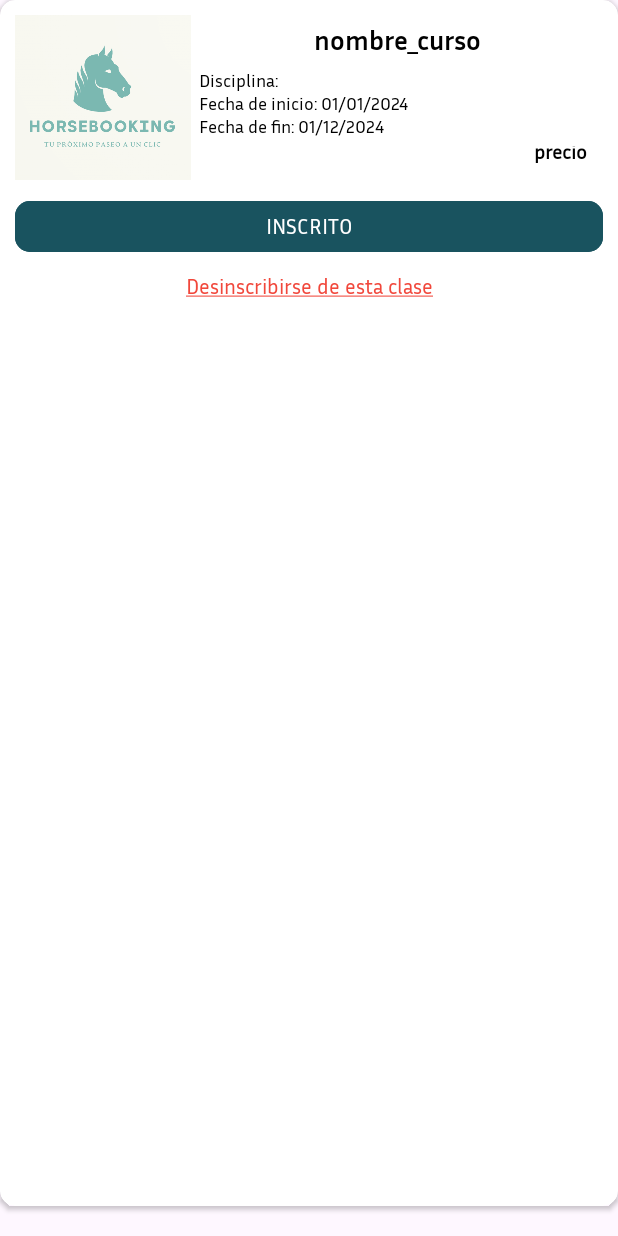
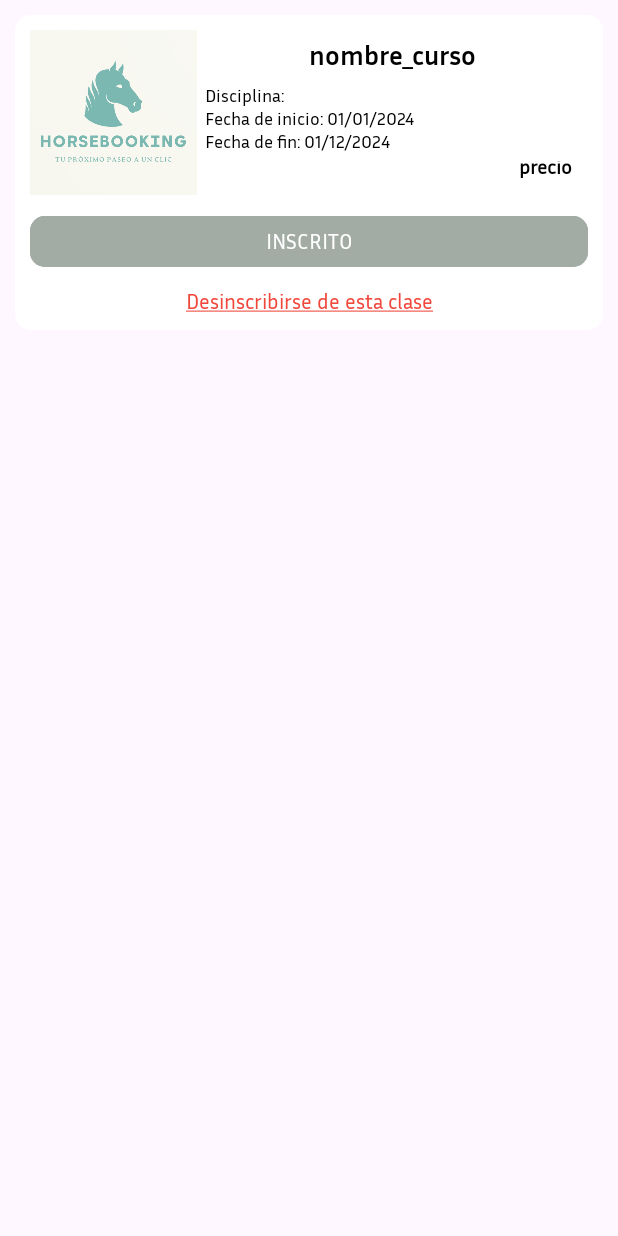
Before and after one commit to almudenaiparraguirre/HorseBookingMovil, an Android app: the layout reserva_item.xml on its own in the app's theme, with its tools: preview values and no code run, on a phone screen of 412 x 824 dp. Run offline under Robolectric (Android 15) with nearby library versions, the phone set to English and light mode, and no system bars.

Commit message:
Cambiado item reservas recyclerview

```diff
--- a/app/src/main/res/layout/reserva_item.xml
+++ b/app/src/main/res/layout/reserva_item.xml
@@ -8,15 +8,14 @@
     <androidx.cardview.widget.CardView
         android:id="@+id/contenedorItemRecycler"
         android:layout_width="match_parent"
-        android:layout_height="match_parent"
+        android:layout_height="wrap_content"
         app:cardCornerRadius="10dp"
         android:clickable="true"
         app:layout_constraintStart_toStartOf="parent"
         app:layout_constraintEnd_toEndOf="parent"
         app:layout_constraintTop_toTopOf="parent"
-        app:layout_constraintBottom_toBottomOf="parent"
-        android:focusable="true"
-        android:layout_marginBottom="20dp">
+        android:layout_margin="10dp"
+        android:focusable="true">
 
         <LinearLayout
             android:layout_width="match_parent"
@@ -127,10 +126,10 @@
                 android:id="@+id/btnInscribirse"
                 android:layout_width="match_parent"
                 android:layout_height="42dp"
+                android:text="Inscrito"
                 android:enabled="false"
-                android:backgroundTint="@color/fondoBoton"
+                android:backgroundTint="@color/fondoBotonInscrito"
                 android:drawableTint="@color/white"
-                android:text="Inscrito"
                 android:fontFamily="@font/inriasans_regular"
                 android:textAllCaps="true"
                 android:textColor="@color/white"
@@ -145,7 +144,8 @@
                 android:textAlignment="center"
                 android:text="@string/desinscribirse"
                 android:fontFamily="@font/inriasans_regular"
-                android:textColor="@color/rojo"/>
+                android:textColor="@color/rojo"
+                android:layout_marginBottom="10dp"/>
         </LinearLayout>
     </androidx.cardview.widget.CardView>
 
--- a/app/src/main/res/values/colors.xml
+++ b/app/src/main/res/values/colors.xml
@@ -14,4 +14,5 @@
     <color name="rojo">#F1473B</color>
     <color name="grisOscuro">#2E2E2E</color>
     <color name="crema">#97B1AE</color>
+    <color name="fondoBotonInscrito">#A2ACA5</color>
 </resources>
```
Also changed, not shown: app/src/main/java/com/example/horsebooking/Reservas/ReservasActivity.kt (+4 -5 lines), app/src/main/java/com/example/horsebooking/Reservas/ReservasAdapter.kt (+0 -8 lines), app/src/main/java/com/example/horsebooking/Reservas/Reservation.kt (line endings or trailing spaces).
